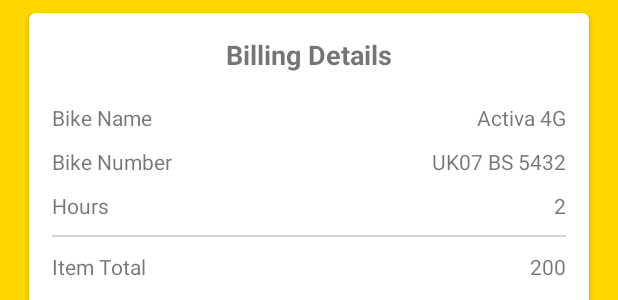
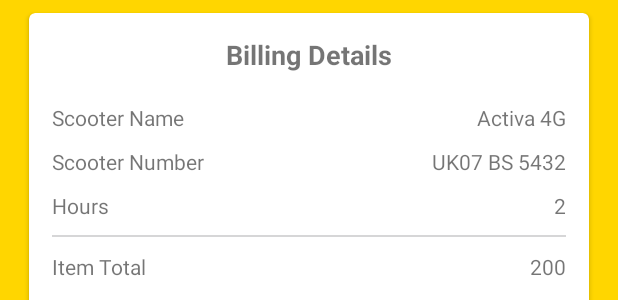
Before and after one commit to cipher0007/TwoWheelerPaytmIntegration, an Android app: the layout activity_confirm_booking_final.xml on its own in the app's theme, with its tools: preview values and no code run, on a phone screen of 412 x 824 dp. Shown: the part 478-778 px from the top of the screen. Run offline under Robolectric (Android 15) with nearby library versions, the phone set to English and light mode, and no system bars; plain views replace FABProgressCircle.

Commit message:
Billing Page

```diff
--- a/app/src/main/res/layout/activity_confirm_booking_final.xml
+++ b/app/src/main/res/layout/activity_confirm_booking_final.xml
@@ -77,7 +77,7 @@
                         android:layout_gravity="left"
                         android:layout_marginTop="10dp"
                         android:layout_weight="2"
-                        android:text="Bike Name" />
+                        android:text="Scooter Name" />
 
                     <TextView
                         android:layout_width="wrap_content"
@@ -100,7 +100,7 @@
                         android:layout_gravity="left"
                         android:layout_marginTop="10dp"
                         android:layout_weight="2"
-                        android:text="Bike Number" />
+                        android:text="Scooter Number" />
 
                     <TextView
                         android:layout_width="wrap_content"
```
